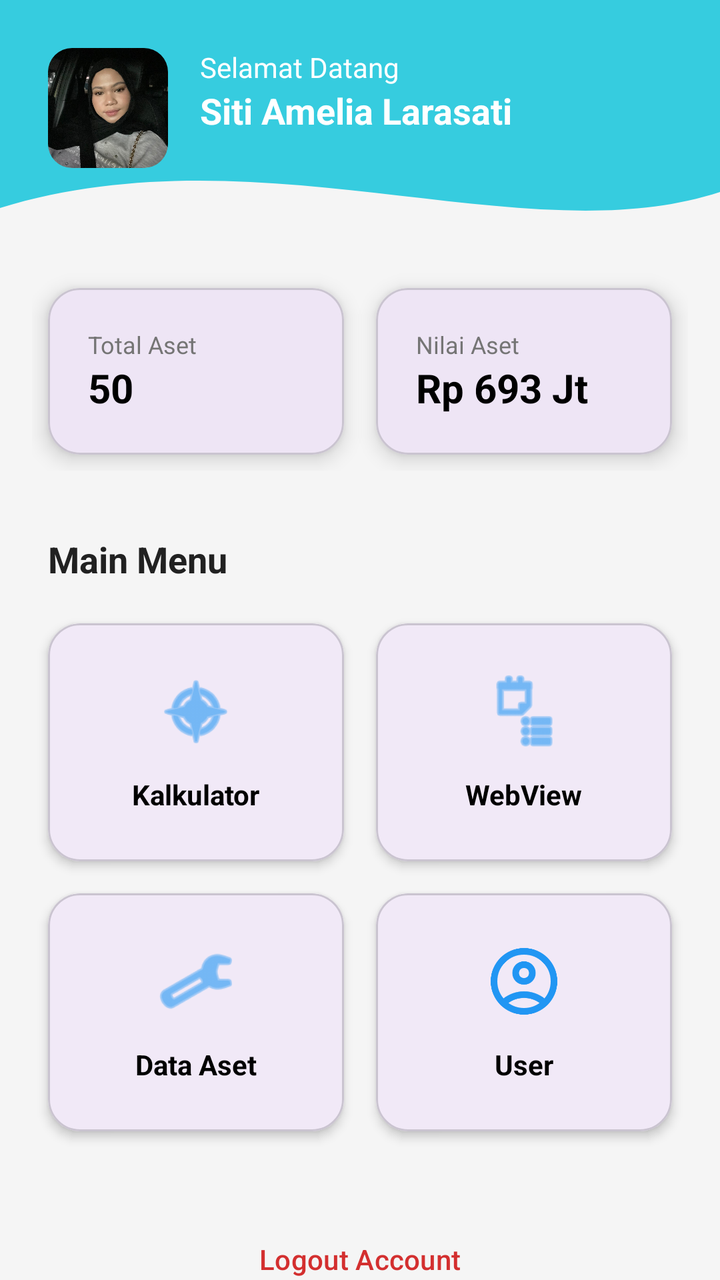
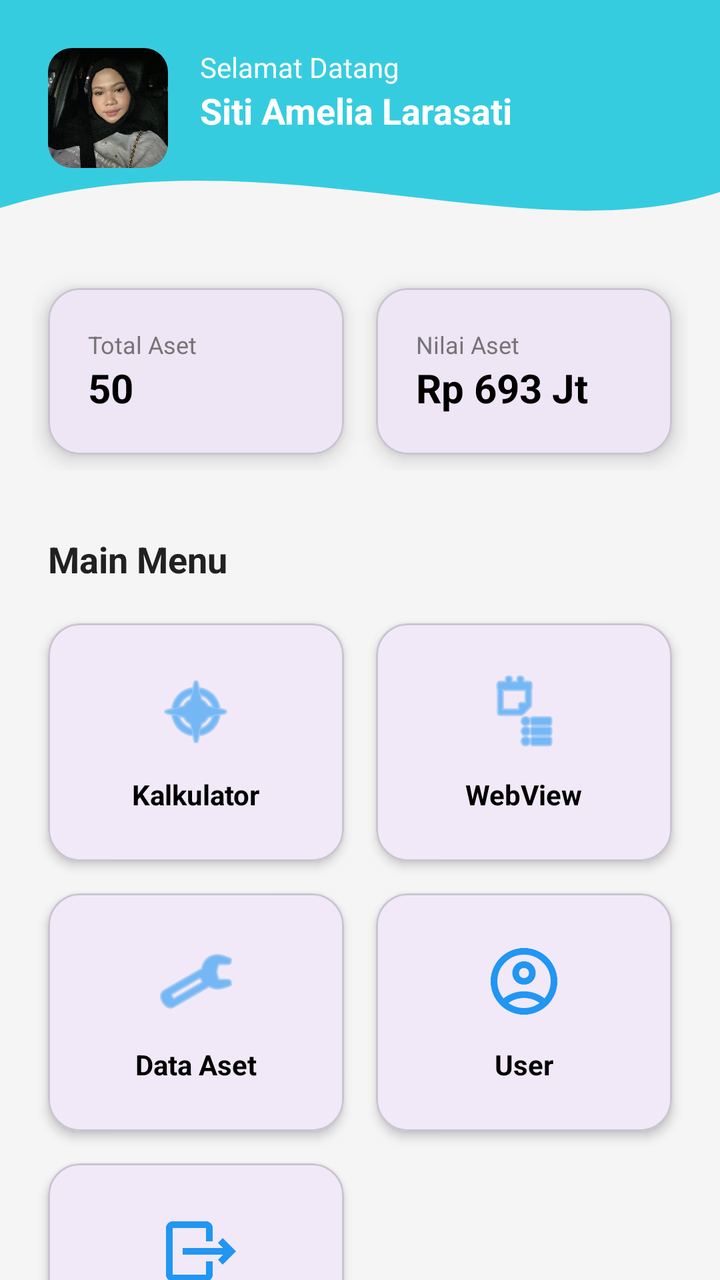

Two renders of the same Android screen: before a commit and after it. Below are the layout's source before the change and the commit's diff.
<!-- AndroidManifest.xml: application theme Theme.Amelcat -->
<!-- res/layout/fragment_home.xml -->
<?xml version="1.0" encoding="utf-8"?>
<androidx.core.widget.NestedScrollView
    xmlns:android="http://schemas.android.com/apk/res/android"
    xmlns:app="http://schemas.android.com/apk/res-auto"
    xmlns:tools="http://schemas.android.com/tools"
    android:layout_width="match_parent"
    android:layout_height="match_parent"
    android:fillViewport="true"
    android:background="@color/background">

    <androidx.constraintlayout.widget.ConstraintLayout
        android:id="@+id/main"
        android:layout_width="match_parent"
        android:layout_height="wrap_content"
        android:paddingBottom="32dp">

        <View
            android:id="@+id/headerView"
            android:layout_width="match_parent"
            android:layout_height="120dp"
            android:background="@drawable/bg_header_home"
            app:layout_constraintTop_toTopOf="parent" />

        <com.google.android.material.imageview.ShapeableImageView
            android:id="@+id/ivProfile"
            android:layout_width="60dp"
            android:layout_height="60dp"
            android:layout_marginStart="24dp"
            android:layout_marginTop="24dp"
            android:scaleType="centerCrop"
            android:src="@drawable/profile"
            app:layout_constraintStart_toStartOf="parent"
            app:layout_constraintTop_toTopOf="parent"
            app:shapeAppearanceOverlay="@style/ShapeAppearance.Material3.Corner.Medium" />

        <TextView
            android:id="@+id/tvGreeting"
            android:layout_width="wrap_content"
            android:layout_height="wrap_content"
            android:layout_marginStart="16dp"
            android:text="Selamat Datang"
            android:textColor="@color/white"
            app:layout_constraintStart_toEndOf="@id/ivProfile"
            app:layout_constraintTop_toTopOf="@id/ivProfile" />

        <TextView
            android:id="@+id/tvProfileName"
            android:layout_width="wrap_content"
            android:layout_height="wrap_content"
            android:text="Siti Amelia Larasati"
            android:textColor="@color/white"
            android:textSize="18sp"
            android:textStyle="bold"
            app:layout_constraintStart_toStartOf="@id/tvGreeting"
            app:layout_constraintTop_toBottomOf="@id/tvGreeting" />

        <LinearLayout
            android:id="@+id/layoutStats"
            android:layout_width="match_parent"
            android:layout_height="wrap_content"
            android:layout_marginTop="16dp"
            android:orientation="horizontal"
            android:paddingHorizontal="16dp"
            android:weightSum="2"
            app:layout_constraintTop_toBottomOf="@id/headerView">

            <com.google.android.material.card.MaterialCardView
                android:layout_width="0dp"
                android:layout_height="wrap_content"
                android:layout_weight="1"
                android:layout_margin="8dp"
                app:cardCornerRadius="16dp"
                app:cardElevation="6dp">

                <LinearLayout
                    android:layout_width="match_parent"
                    android:layout_height="wrap_content"
                    android:orientation="vertical"
                    android:padding="20dp">

                    <TextView
                        android:layout_width="wrap_content"
                        android:layout_height="wrap_content"
                        android:text="Total Aset"
                        android:textColor="@color/text_secondary"
                        android:textSize="12sp" />

                    <TextView
                        android:layout_width="wrap_content"
                        android:layout_height="wrap_content"
                        android:text="50"
                        android:textColor="@color/black"
                        android:textSize="20sp"
                        android:textStyle="bold" />
                </LinearLayout>
            </com.google.android.material.card.MaterialCardView>

            <com.google.android.material.card.MaterialCardView
                android:layout_width="0dp"
                android:layout_height="wrap_content"
                android:layout_weight="1"
                android:layout_margin="8dp"
                app:cardCornerRadius="16dp"
                app:cardElevation="6dp">

                <LinearLayout
                    android:layout_width="match_parent"
                    android:layout_height="wrap_content"
                    android:orientation="vertical"
                    android:padding="20dp">

                    <TextView
                        android:layout_width="wrap_content"
                        android:layout_height="wrap_content"
                        android:text="Nilai Aset"
                        android:textColor="@color/text_secondary"
                        android:textSize="12sp" />

                    <TextView
                        android:layout_width="wrap_content"
                        android:layout_height="wrap_content"
                        android:text="Rp 693 Jt"
                        android:textColor="@color/black"
                        android:textSize="20sp"
                        android:textStyle="bold" />
                </LinearLayout>
            </com.google.android.material.card.MaterialCardView>
        </LinearLayout>

        <TextView
            android:id="@+id/labelMenu"
            android:layout_width="wrap_content"
            android:layout_height="wrap_content"
            android:layout_marginStart="24dp"
            android:layout_marginTop="32dp"
            android:text="Main Menu"
            android:textColor="@color/text_primary"
            android:textSize="18sp"
            android:textStyle="bold"
            app:layout_constraintStart_toStartOf="parent"
            app:layout_constraintTop_toBottomOf="@id/layoutStats" />

        <GridLayout
            android:id="@+id/menuGrid"
            android:layout_width="match_parent"
            android:layout_height="wrap_content"
            android:layout_marginTop="12dp"
            android:columnCount="2"
            android:paddingHorizontal="16dp"
            app:layout_constraintTop_toBottomOf="@id/labelMenu">

            <com.google.android.material.card.MaterialCardView
                android:id="@+id/btnRumus"
                android:layout_width="0dp"
                android:layout_height="wrap_content"
                android:layout_columnWeight="1"
                android:layout_margin="8dp"
                app:cardCornerRadius="16dp"
                app:cardElevation="3dp">
                <LinearLayout
                    android:layout_width="match_parent"
                    android:layout_height="wrap_content"
                    android:gravity="center"
                    android:padding="24dp"
                    android:orientation="vertical">
                    <ImageView android:layout_width="40dp" android:layout_height="40dp" android:src="@android:drawable/ic_menu_compass" app:tint="@color/primary"/>
                    <TextView android:layout_width="wrap_content" android:layout_height="wrap_content" android:text="Kalkulator" android:textColor="@color/black" android:textStyle="bold" android:layout_marginTop="12dp"/>
                </LinearLayout>
            </com.google.android.material.card.MaterialCardView>

            <com.google.android.material.card.MaterialCardView
                android:id="@+id/btnWebView"
                android:layout_width="0dp"
                android:layout_height="wrap_content"
                android:layout_columnWeight="1"
                android:layout_margin="8dp"
                app:cardCornerRadius="16dp"
                app:cardElevation="3dp">
                <LinearLayout
                    android:layout_width="match_parent"
                    android:layout_height="wrap_content"
                    android:gravity="center"
                    android:padding="24dp"
                    android:orientation="vertical">
                    <ImageView android:layout_width="40dp" android:layout_height="40dp" android:src="@android:drawable/ic_menu_agenda" app:tint="@color/primary"/>
                    <TextView android:layout_width="wrap_content" android:layout_height="wrap_content" android:text="WebView" android:textColor="@color/black" android:textStyle="bold" android:layout_marginTop="12dp"/>
                </LinearLayout>
            </com.google.android.material.card.MaterialCardView>

            <com.google.android.material.card.MaterialCardView
                android:id="@+id/btnDataAset"
                android:layout_width="0dp"
                android:layout_height="wrap_content"
                android:layout_columnWeight="1"
                android:layout_margin="8dp"
                app:cardCornerRadius="16dp"
                app:cardElevation="3dp">
                <LinearLayout
                    android:layout_width="match_parent"
                    android:layout_height="wrap_content"
                    android:gravity="center"
                    android:padding="24dp"
                    android:orientation="vertical">
                    <ImageView android:layout_width="40dp" android:layout_height="40dp" android:src="@android:drawable/ic_menu_manage" app:tint="@color/primary"/>
                    <TextView android:layout_width="wrap_content" android:layout_height="wrap_content" android:text="Data Aset" android:textColor="@color/black" android:textStyle="bold" android:layout_marginTop="12dp"/>
                </LinearLayout>
            </com.google.android.material.card.MaterialCardView>

            <com.google.android.material.card.MaterialCardView
                android:id="@+id/btnUser"
                android:layout_width="0dp"
                android:layout_height="wrap_content"
                android:layout_columnWeight="1"
                android:layout_margin="8dp"
                app:cardCornerRadius="16dp"
                app:cardElevation="3dp">
                <LinearLayout
                    android:layout_width="match_parent"
                    android:layout_height="wrap_content"
                    android:gravity="center"
                    android:padding="24dp"
                    android:orientation="vertical">
                    <ImageView android:layout_width="40dp" android:layout_height="40dp" android:src="@drawable/ic_profile" app:tint="@color/primary"/>
                    <TextView android:layout_width="wrap_content" android:layout_height="wrap_content" android:text="User" android:textColor="@color/black" android:textStyle="bold" android:layout_marginTop="12dp"/>
                </LinearLayout>
            </com.google.android.material.card.MaterialCardView>
        </GridLayout>

        <Button
            android:id="@+id/btnLogout"
            style="@style/Widget.Material3.Button.TonalButton"
            android:layout_width="match_parent"
            android:layout_height="wrap_content"
            android:layout_marginHorizontal="24dp"
            android:layout_marginTop="32dp"
            android:text="Logout Account"
            android:textColor="@color/error"
            app:layout_constraintTop_toBottomOf="@id/menuGrid" />

    </androidx.constraintlayout.widget.ConstraintLayout>
</androidx.core.widget.NestedScrollView>
<!-- resources referenced by this layout -->
<resources>
  <color name="background">#F5F5F5</color>
  <color name="black">#FF000000</color>
  <color name="error">#D32F2F</color>
  <color name="primary">#2196F3</color>
  <color name="text_primary">#212121</color>
  <color name="text_secondary">#757575</color>
  <color name="white">#FFFFFFFF</color>
  <!-- drawable bg_header_home (drawable) -->
  <?xml version="1.0" encoding="utf-8"?>
  <vector xmlns:android="http://schemas.android.com/apk/res/android"
      android:width="412dp"
      android:height="150dp"
      android:viewportWidth="412"
      android:viewportHeight="150">
  
      <path
          android:fillColor="@color/accent"
          android:pathData="M0,0H412V120C300,160 150,80 0,130Z" />
  </vector>
  <!-- drawable ic_profile (drawable) -->
  <vector xmlns:android="http://schemas.android.com/apk/res/android" android:height="24dp" android:tint="#000000" android:viewportHeight="960" android:viewportWidth="960" android:width="24dp">
        
      <path android:fillColor="@android:color/white" android:pathData="M234,684Q285,645 348,622.5Q411,600 480,600Q549,600 612,622.5Q675,645 726,684Q761,643 780.5,591Q800,539 800,480Q800,347 706.5,253.5Q613,160 480,160Q347,160 253.5,253.5Q160,347 160,480Q160,539 179.5,591Q199,643 234,684ZM380.5,479.5Q340,439 340,380Q340,321 380.5,280.5Q421,240 480,240Q539,240 579.5,280.5Q620,321 620,380Q620,439 579.5,479.5Q539,520 480,520Q421,520 380.5,479.5ZM480,880Q397,880 324,848.5Q251,817 197,763Q143,709 111.5,636Q80,563 80,480Q80,397 111.5,324Q143,251 197,197Q251,143 324,111.5Q397,80 480,80Q563,80 636,111.5Q709,143 763,197Q817,251 848.5,324Q880,397 880,480Q880,563 848.5,636Q817,709 763,763Q709,817 636,848.5Q563,880 480,880ZM580,784.5Q627,769 666,740Q627,711 580,695.5Q533,680 480,680Q427,680 380,695.5Q333,711 294,740Q333,769 380,784.5Q427,800 480,800Q533,800 580,784.5ZM523,423Q540,406 540,380Q540,354 523,337Q506,320 480,320Q454,320 437,337Q420,354 420,380Q420,406 437,423Q454,440 480,440Q506,440 523,423ZM480,380Q480,380 480,380Q480,380 480,380Q480,380 480,380Q480,380 480,380Q480,380 480,380Q480,380 480,380Q480,380 480,380Q480,380 480,380ZM480,740Q480,740 480,740Q480,740 480,740Q480,740 480,740Q480,740 480,740Q480,740 480,740Q480,740 480,740Q480,740 480,740Q480,740 480,740Z"/>
      
  </vector>
  <!-- drawable profile: jpeg bitmap (drawable, 108184 bytes) -->
  <style name="Theme.Amelcat" parent="Base.Theme.Amelcat" />
  <color name="accent">#36ccdf</color>
  <style name="Base.Theme.Amelcat" parent="Theme.Material3.DayNight.NoActionBar">
          
          
      </style>
</resources>

<!-- the commit's change to res/layout/fragment_home.xml (unified diff, before → after) -->
@@ -224,6 +224,27 @@
                     <TextView android:layout_width="wrap_content" android:layout_height="wrap_content" android:text="User" android:textColor="@color/black" android:textStyle="bold" android:layout_marginTop="12dp"/>
                 </LinearLayout>
             </com.google.android.material.card.MaterialCardView>
+
+            <com.google.android.material.card.MaterialCardView
+                android:id="@+id/btnLokasi"
+                android:layout_width="0dp"
+                android:layout_height="wrap_content"
+                android:layout_columnWeight="1"
+                android:layout_margin="8dp"
+                app:cardCornerRadius="16dp"
+                app:cardElevation="3dp">
+                <LinearLayout
+                    android:layout_width="match_parent"
+                    android:layout_height="wrap_content"
+                    android:gravity="center"
+                    android:padding="24dp"
+                    android:orientation="vertical">
+                    <ImageView android:layout_width="40dp" android:layout_height="40dp" android:src="@drawable/ic_mutasi" app:tint="@color/primary"/>
+                    <TextView android:layout_width="wrap_content" android:layout_height="wrap_content" android:text="Mutasi Aset" android:textColor="@color/black" android:textStyle="bold" android:layout_marginTop="12dp"/>
+                </LinearLayout>
+            </com.google.android.material.card.MaterialCardView>
+
+
         </GridLayout>
 
         <Button
<!-- resource entries referenced after the edit -->
@@ -19,6 +19,12 @@
           android:fillColor="@color/accent"
           android:pathData="M0,0H412V120C300,160 150,80 0,130Z" />
   </vector>
+  <!-- drawable ic_mutasi (drawable) -->
+  <vector xmlns:android="http://schemas.android.com/apk/res/android" android:autoMirrored="true" android:height="24dp" android:tint="#000000" android:viewportHeight="960" android:viewportWidth="960" android:width="24dp">
+        
+      <path android:fillColor="@android:color/white" android:pathData="M806,520L320,520L320,440L806,440L744,378L800,320L960,480L800,640L744,582L806,520ZM600,360L600,200Q600,200 600,200Q600,200 600,200L200,200Q200,200 200,200Q200,200 200,200L200,760Q200,760 200,760Q200,760 200,760L600,760Q600,760 600,760Q600,760 600,760L600,600L680,600L680,760Q680,793 656.5,816.5Q633,840 600,840L200,840Q167,840 143.5,816.5Q120,793 120,760L120,200Q120,167 143.5,143.5Q167,120 200,120L600,120Q633,120 656.5,143.5Q680,167 680,200L680,360L600,360Z"/>
+      
+  </vector>
   <!-- drawable ic_profile (drawable) -->
   <vector xmlns:android="http://schemas.android.com/apk/res/android" android:height="24dp" android:tint="#000000" android:viewportHeight="960" android:viewportWidth="960" android:width="24dp">
         
